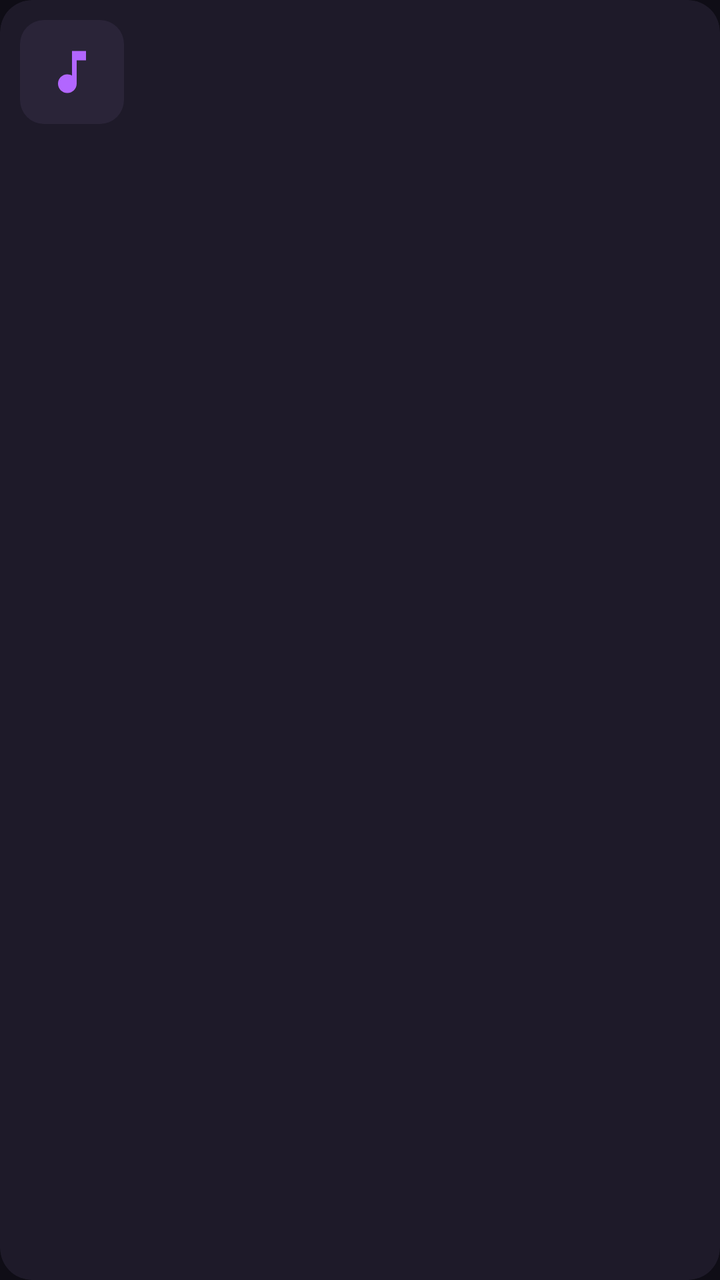
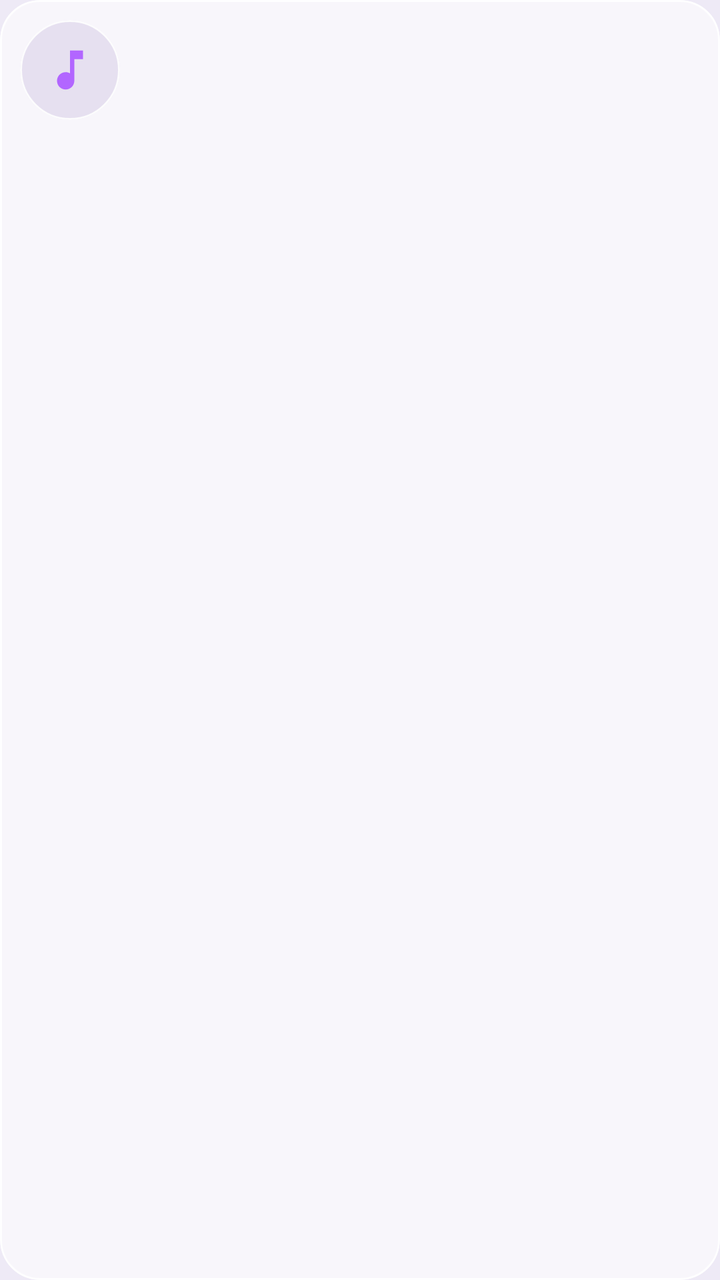

Compare the two renders of this Android layout. The source of the first and the diff that turns it into the second are given below.
<!-- AndroidManifest.xml: application theme Theme.MusicPlayer -->
<!-- res/layout/item_song.xml -->
<?xml version="1.0" encoding="utf-8"?>
<com.google.android.material.card.MaterialCardView
    xmlns:android="http://schemas.android.com/apk/res/android"
    xmlns:app="http://schemas.android.com/apk/res-auto"
    android:layout_width="match_parent"
    android:layout_height="wrap_content"
    android:layout_marginHorizontal="12dp"
    android:layout_marginVertical="5dp"
    app:cardBackgroundColor="@color/surfaceDark"
    app:cardCornerRadius="16dp"
    app:cardElevation="0dp"
    app:rippleColor="@color/accent"
    app:strokeWidth="0dp">

    <LinearLayout
        android:layout_width="match_parent"
        android:layout_height="wrap_content"
        android:orientation="horizontal"
        android:gravity="center_vertical"
        android:padding="10dp">

        <CheckBox
            android:id="@+id/songCheckbox"
            android:layout_width="wrap_content"
            android:layout_height="wrap_content"
            android:layout_marginEnd="4dp"
            android:visibility="gone"
            app:buttonTint="@color/accent" />

        <com.google.android.material.card.MaterialCardView
            android:layout_width="52dp"
            android:layout_height="52dp"
            app:cardCornerRadius="12dp"
            app:cardElevation="0dp"
            app:strokeWidth="0dp">

            <ImageView
                android:id="@+id/songArt"
                android:layout_width="match_parent"
                android:layout_height="match_parent"
                android:background="@color/surfaceElevated"
                android:padding="12dp"
                android:scaleType="centerCrop"
                android:src="@drawable/ic_music_note" />
        </com.google.android.material.card.MaterialCardView>

        <LinearLayout
            android:layout_width="0dp"
            android:layout_height="wrap_content"
            android:layout_weight="1"
            android:layout_marginStart="14dp"
            android:orientation="vertical">

            <TextView
                android:id="@+id/songTitle"
                android:layout_width="match_parent"
                android:layout_height="wrap_content"
                android:maxLines="1"
                android:ellipsize="end"
                android:textColor="@color/textPrimary"
                android:textSize="15sp"
                android:textStyle="bold" />

            <TextView
                android:id="@+id/songSubtitle"
                android:layout_width="match_parent"
                android:layout_height="wrap_content"
                android:layout_marginTop="2dp"
                android:maxLines="1"
                android:ellipsize="end"
                android:textColor="@color/textSecondary"
                android:textSize="13sp" />
        </LinearLayout>

        <ImageView
            android:id="@+id/songNowPlayingIcon"
            android:layout_width="20dp"
            android:layout_height="20dp"
            android:layout_marginStart="6dp"
            android:src="@drawable/ic_equalizer"
            android:visibility="gone"
            app:tint="@color/accent" />

        <TextView
            android:id="@+id/songDuration"
            android:layout_width="wrap_content"
            android:layout_height="wrap_content"
            android:layout_marginStart="8dp"
            android:textColor="@color/textSecondary"
            android:textSize="12sp" />

        <ImageButton
            android:id="@+id/songMore"
            android:layout_width="32dp"
            android:layout_height="32dp"
            android:layout_marginStart="4dp"
            android:background="?android:attr/selectableItemBackgroundBorderless"
            android:padding="4dp"
            android:src="@drawable/ic_more_vert"
            android:visibility="gone"
            app:tint="@color/textSecondary" />

    </LinearLayout>
</com.google.android.material.card.MaterialCardView>
<!-- resources referenced by this layout -->
<resources>
  <color name="accent">#9B5CFF</color>
  <color name="surfaceDark">#1E1A29</color>
  <color name="surfaceElevated">#2A2438</color>
  <color name="textPrimary">#FFFFFF</color>
  <color name="textSecondary">#B0A8C0</color>
  <!-- drawable ic_equalizer (drawable) -->
  <vector xmlns:android="http://schemas.android.com/apk/res/android"
      android:width="24dp"
      android:height="24dp"
      android:viewportWidth="24"
      android:viewportHeight="24">
      <path android:fillColor="#FFFFFF" android:pathData="M5,10h3v9H5z" />
      <path android:fillColor="#FFFFFF" android:pathData="M10.5,5h3v14h-3z" />
      <path android:fillColor="#FFFFFF" android:pathData="M16,13h3v6h-3z" />
  </vector>
  <!-- drawable ic_more_vert (drawable) -->
  <vector xmlns:android="http://schemas.android.com/apk/res/android"
      android:width="24dp"
      android:height="24dp"
      android:viewportWidth="24"
      android:viewportHeight="24">
      <path
          android:fillColor="#FFFFFF"
          android:pathData="M12,8c1.1,0 2,-0.9 2,-2s-0.9,-2 -2,-2 -2,0.9 -2,2 0.9,2 2,2zM12,10c-1.1,0 -2,0.9 -2,2s0.9,2 2,2 2,-0.9 2,-2 -0.9,-2 -2,-2zM12,16c-1.1,0 -2,0.9 -2,2s0.9,2 2,2 2,-0.9 2,-2 -0.9,-2 -2,-2z" />
  </vector>
  <!-- drawable ic_music_note (drawable) -->
  <vector xmlns:android="http://schemas.android.com/apk/res/android"
      android:width="24dp"
      android:height="24dp"
      android:viewportWidth="24"
      android:viewportHeight="24"
      android:tint="#B266FF">
      <path
          android:fillColor="@android:color/white"
          android:pathData="M12,3v10.55c-0.59,-0.34 -1.27,-0.55 -2,-0.55c-2.21,0 -4,1.79 -4,4s1.79,4 4,4s4,-1.79 4,-4V7h4V3H12z" />
  </vector>
  <style name="Theme.MusicPlayer" parent="Theme.Material3.Dark.NoActionBar">
          <item name="colorPrimary">@color/accent</item>
          <item name="colorOnPrimary">@color/textPrimary</item>
          <item name="colorSecondary">@color/accentSecondary</item>
          <item name="colorSurface">@color/surfaceDark</item>
          <item name="colorOnSurface">@color/textPrimary</item>
          <item name="colorSurfaceVariant">@color/surfaceElevated</item>
          <item name="android:windowBackground">@color/backgroundDark</item>
          <item name="android:statusBarColor">@color/backgroundDark</item>
          <item name="android:navigationBarColor">@color/backgroundDark</item>
      </style>
  <color name="accentSecondary">#FF5CA8</color>
  <color name="backgroundDark">#0F0D16</color>
</resources>

<!-- the commit's change to res/layout/item_song.xml (unified diff, before → after) -->
@@ -6,11 +6,12 @@
     android:layout_height="wrap_content"
     android:layout_marginHorizontal="12dp"
     android:layout_marginVertical="5dp"
-    app:cardBackgroundColor="@color/surfaceDark"
-    app:cardCornerRadius="16dp"
+    app:cardBackgroundColor="@color/glassFill"
+    app:cardCornerRadius="20dp"
     app:cardElevation="0dp"
     app:rippleColor="@color/accent"
-    app:strokeWidth="0dp">
+    app:strokeColor="@color/glassStroke"
+    app:strokeWidth="1dp">
 
     <LinearLayout
         android:layout_width="match_parent"
@@ -28,17 +29,18 @@
             app:buttonTint="@color/accent" />
 
         <com.google.android.material.card.MaterialCardView
-            android:layout_width="52dp"
-            android:layout_height="52dp"
-            app:cardCornerRadius="12dp"
+            android:layout_width="50dp"
+            android:layout_height="50dp"
+            app:cardBackgroundColor="@color/surfaceElevated"
+            app:cardCornerRadius="25dp"
             app:cardElevation="0dp"
-            app:strokeWidth="0dp">
+            app:strokeColor="@color/glassStroke"
+            app:strokeWidth="1dp">
 
             <ImageView
                 android:id="@+id/songArt"
                 android:layout_width="match_parent"
                 android:layout_height="match_parent"
-                android:background="@color/surfaceElevated"
                 android:padding="12dp"
                 android:scaleType="centerCrop"
                 android:src="@drawable/ic_music_note" />
<!-- resource entries referenced after the edit -->
@@ -1,10 +1,12 @@
 <!-- resources referenced by this layout -->
 <resources>
-  <color name="accent">#9B5CFF</color>
-  <color name="surfaceDark">#1E1A29</color>
-  <color name="surfaceElevated">#2A2438</color>
-  <color name="textPrimary">#FFFFFF</color>
-  <color name="textSecondary">#B0A8C0</color>
+  <color name="accent">#7C3AED</color>
+  <color name="glassFill">#99FFFFFF</color>
+  <color name="glassStroke">#E6FFFFFF</color>
+  <color name="surfaceDark">#FFFFFF</color>
+  <color name="surfaceElevated">#E6E0F0</color>
+  <color name="textPrimary">#17131F</color>
+  <color name="textSecondary">#625A70</color>
   <!-- drawable ic_equalizer (drawable) -->
   <vector xmlns:android="http://schemas.android.com/apk/res/android"
       android:width="24dp"
@@ -36,9 +38,9 @@
           android:fillColor="@android:color/white"
           android:pathData="M12,3v10.55c-0.59,-0.34 -1.27,-0.55 -2,-0.55c-2.21,0 -4,1.79 -4,4s1.79,4 4,4s4,-1.79 4,-4V7h4V3H12z" />
   </vector>
-  <style name="Theme.MusicPlayer" parent="Theme.Material3.Dark.NoActionBar">
+  <style name="Theme.MusicPlayer" parent="Theme.Material3.DayNight.NoActionBar">
           <item name="colorPrimary">@color/accent</item>
-          <item name="colorOnPrimary">@color/textPrimary</item>
+          <item name="colorOnPrimary">@color/onAccent</item>
           <item name="colorSecondary">@color/accentSecondary</item>
           <item name="colorSurface">@color/surfaceDark</item>
           <item name="colorOnSurface">@color/textPrimary</item>
@@ -46,8 +48,10 @@
           <item name="android:windowBackground">@color/backgroundDark</item>
           <item name="android:statusBarColor">@color/backgroundDark</item>
           <item name="android:navigationBarColor">@color/backgroundDark</item>
+          <item name="android:windowLightStatusBar">@bool/lightSystemBars</item>
       </style>
-  <color name="accentSecondary">#FF5CA8</color>
-  <color name="backgroundDark">#0F0D16</color>
+  <color name="onAccent">#FFFFFF</color>
+  <color name="accentSecondary">#E0418A</color>
+  <color name="backgroundDark">#EEEAF6</color>
 </resources>
 
